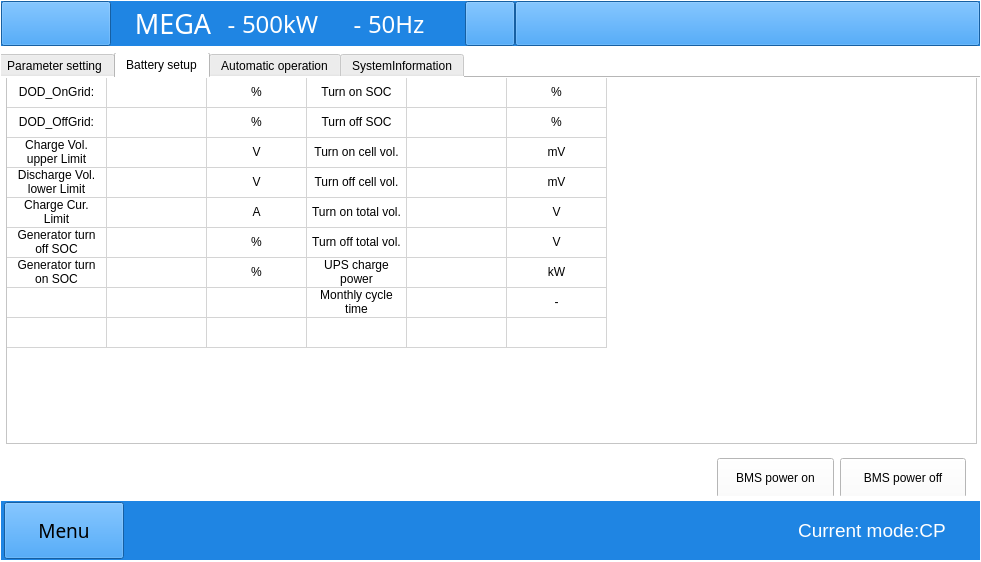
First picture: the form in win.ui, repository megarevolpr/Win, before the edit.
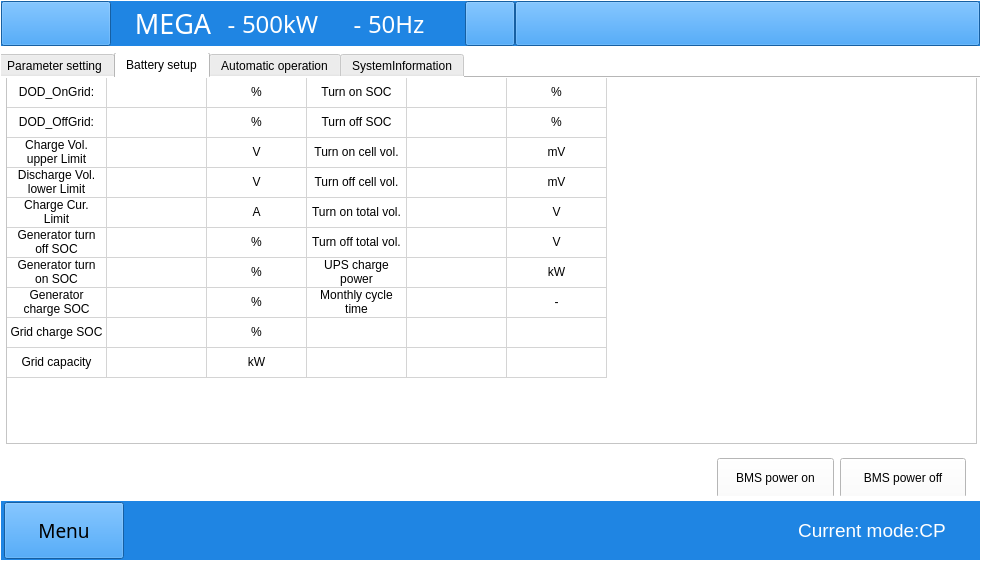
Second picture: the form after the edit. The open tabs and pages were chosen to show the change. Icons and pictures are not drawn.

The edit to the form file:
```diff
--- a/win.ui
+++ b/win.ui
@@ -8124,6 +8124,11 @@
              <string>9</string>
             </property>
            </row>
+           <row>
+            <property name="text">
+             <string>10</string>
+            </property>
+           </row>
            <column>
             <property name="text">
              <string>1</string>
@@ -8380,7 +8385,15 @@
            </item>
            <item row="7" column="0">
             <property name="text">
-             <string/>
+             <string>Generator charge SOC</string>
+            </property>
+            <property name="textAlignment">
+             <set>AlignCenter</set>
+            </property>
+           </item>
+           <item row="7" column="2">
+            <property name="text">
+             <string>%</string>
             </property>
             <property name="textAlignment">
              <set>AlignCenter</set>
@@ -8404,7 +8417,31 @@
            </item>
            <item row="8" column="0">
             <property name="text">
-             <string/>
+             <string>Grid charge SOC</string>
+            </property>
+            <property name="textAlignment">
+             <set>AlignCenter</set>
+            </property>
+           </item>
+           <item row="8" column="2">
+            <property name="text">
+             <string>%</string>
+            </property>
+            <property name="textAlignment">
+             <set>AlignCenter</set>
+            </property>
+           </item>
+           <item row="9" column="0">
+            <property name="text">
+             <string>Grid capacity</string>
+            </property>
+            <property name="textAlignment">
+             <set>AlignCenter</set>
+            </property>
+           </item>
+           <item row="9" column="2">
+            <property name="text">
+             <string>kW</string>
             </property>
             <property name="textAlignment">
              <set>AlignCenter</set>
```
Left out of the diff: 8 changed lines with no effect on the pictures.
